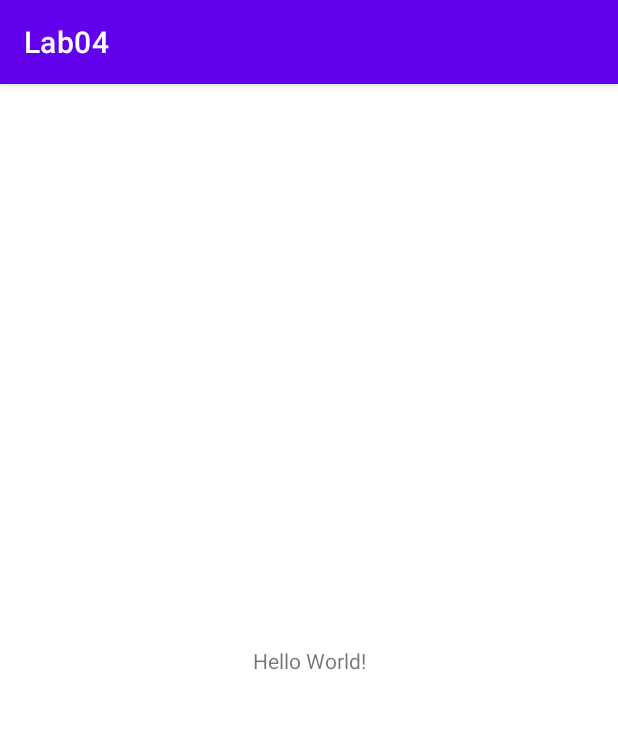
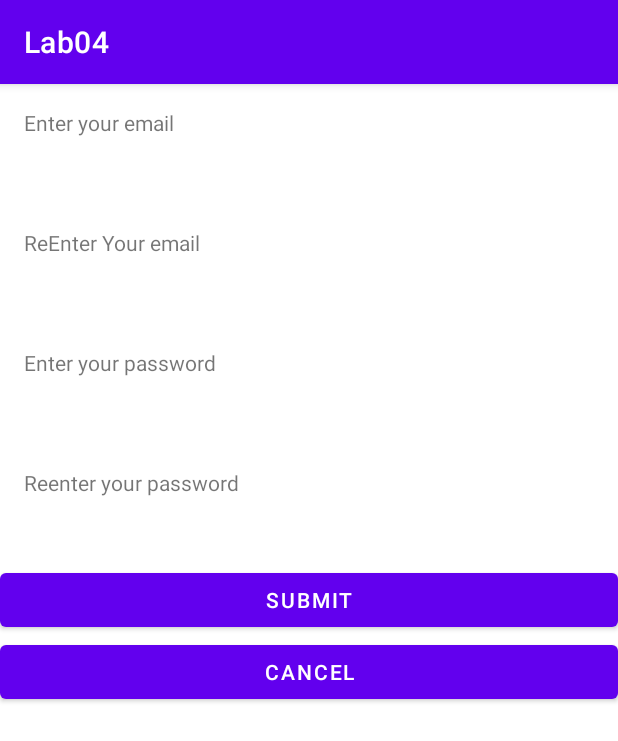
Before and after one commit to IT21286032/Lab04_MAD, an Android app: the screen it shows after launch (MainActivity), on a phone screen of 412 x 824 dp. Shown: the top 741 px of the screen. Run offline under Robolectric (Android 15) with nearby library versions, the phone set to English and light mode, and no system bars.

Commit message:
initial commit

```diff
--- a/app/src/main/res/layout/activity_main.xml
+++ b/app/src/main/res/layout/activity_main.xml
@@ -1,18 +1,65 @@
 <?xml version="1.0" encoding="utf-8"?>
-<androidx.constraintlayout.widget.ConstraintLayout xmlns:android="http://schemas.android.com/apk/res/android"
+<LinearLayout xmlns:android="http://schemas.android.com/apk/res/android"
     xmlns:app="http://schemas.android.com/apk/res-auto"
     xmlns:tools="http://schemas.android.com/tools"
     android:layout_width="match_parent"
     android:layout_height="match_parent"
+    android:orientation="vertical"
     tools:context=".MainActivity">
 
     <TextView
-        android:layout_width="wrap_content"
+        android:id="@+id/email1"
+        android:layout_width="match_parent"
+        android:layout_height="48dp"
+        android:layout_marginLeft="16dp"
+        android:layout_marginTop="16dp"
+        android:layout_marginRight="16dp"
+        android:layout_marginBottom="16dp"
+        android:text="@string/email" />
+
+    <TextView
+        android:layout_width="match_parent"
+        android:layout_height="48dp"
+        android:layout_marginLeft="16dp"
+        android:layout_marginTop="16dp"
+        android:layout_marginRight="16dp"
+        android:layout_marginBottom="16dp"
+        android:hint="@string/EnterEmail"
+        android:text="@string/EnterEmail" />
+
+    <TextView
+        android:id="@+id/textView3"
+        android:layout_width="match_parent"
+        android:layout_height="48dp"
+        android:layout_marginLeft="16dp"
+        android:layout_marginTop="16dp"
+        android:layout_marginRight="16dp"
+        android:layout_marginBottom="16dp"
+        android:hint="@string/EnterPw"
+        android:text="@string/EnterPw" />
+
+    <TextView
+        android:id="@+id/textView4"
+        android:layout_width="match_parent"
+        android:layout_height="48dp"
+        android:layout_marginLeft="16dp"
+        android:layout_marginTop="16dp"
+        android:layout_marginRight="16dp"
+        android:layout_marginBottom="16dp"
+        android:hint="@string/ReenterPw"
+        android:text="@string/ReenterPw" />
+
+    <Button
+        android:id="@+id/button"
+        android:layout_width="match_parent"
         android:layout_height="wrap_content"
-        android:text="Hello World!"
-        app:layout_constraintBottom_toBottomOf="parent"
-        app:layout_constraintEnd_toEndOf="parent"
-        app:layout_constraintStart_toStartOf="parent"
-        app:layout_constraintTop_toTopOf="parent" />
+        android:hint="@string/Submit"
+        android:text="@string/Submit" />
 
-</androidx.constraintlayout.widget.ConstraintLayout>
+    <Button
+        android:id="@+id/button2"
+        android:layout_width="match_parent"
+        android:layout_height="wrap_content"
+        android:hint="@string/cancel"
+        android:text="@string/cancel" />
+</LinearLayout>
--- a/app/src/main/res/values/strings.xml
+++ b/app/src/main/res/values/strings.xml
@@ -1,3 +1,9 @@
 <resources>
     <string name="app_name">Lab04</string>
+    <string name="email">Enter your email</string>
+    <string name="EnterEmail">ReEnter Your email</string>
+    <string name="EnterPw">Enter your password</string>
+    <string name="ReenterPw">Reenter your password</string>
+    <string name="Submit">submit</string>
+    <string name="cancel">Cancel</string>
 </resources>
```
